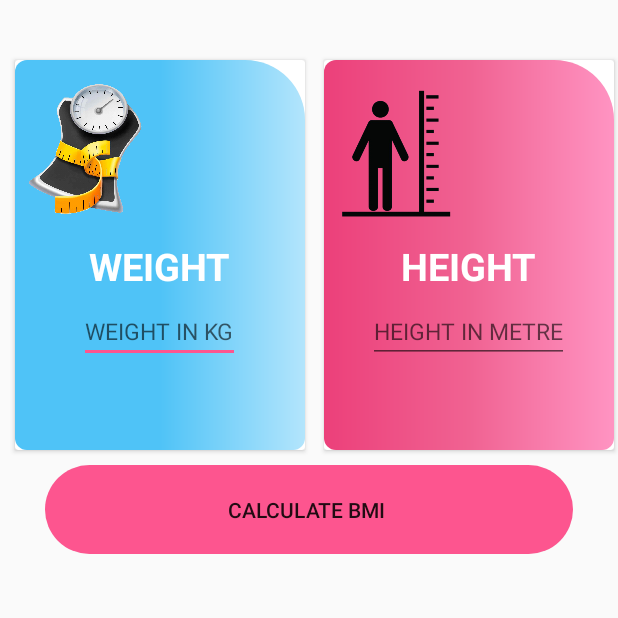
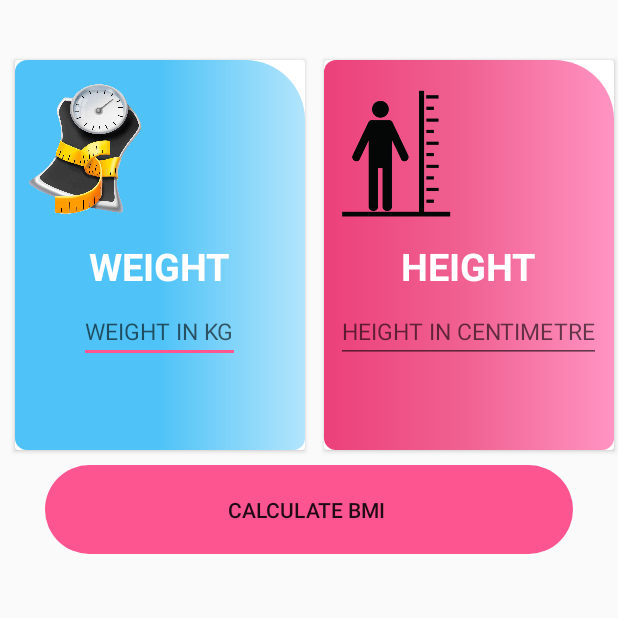
Before and after one commit to bhoomikaGarg/HealthApp, an Android app: the BmiActivity screen opened directly, with no data from a screen before it, on a phone screen of 412 x 824 dp, the top half of it. Run offline under Robolectric (Android 15) with nearby library versions, the phone set to English and light mode, and no system bars; Roboto replaces fonts that are not available here.

Commit message:
Final commit 2.1

```diff
--- a/app/src/main/res/layout/activity_bmi.xml
+++ b/app/src/main/res/layout/activity_bmi.xml
@@ -102,7 +102,7 @@
                     android:layout_width="wrap_content"
                     android:layout_height="wrap_content"
                     android:layout_below="@id/txtHeight"
-                    android:hint="HEIGHT IN METRE"
+                    android:hint="HEIGHT IN CENTIMETRE"
                     android:layout_marginTop="5dp"
                     android:layout_marginLeft="5dp"
                     android:textSize="15sp"
--- a/app/src/main/res/layout/activity_step_counter.xml
+++ b/app/src/main/res/layout/activity_step_counter.xml
@@ -12,8 +12,7 @@
     <androidx.cardview.widget.CardView
         android:id="@+id/cardView"
         android:layout_width="match_parent"
-        android:layout_height="wrap_content"
-        >
+        android:layout_height="wrap_content">
         <ImageView
             android:id="@+id/imgstep"
             android:layout_width="wrap_content"
```
